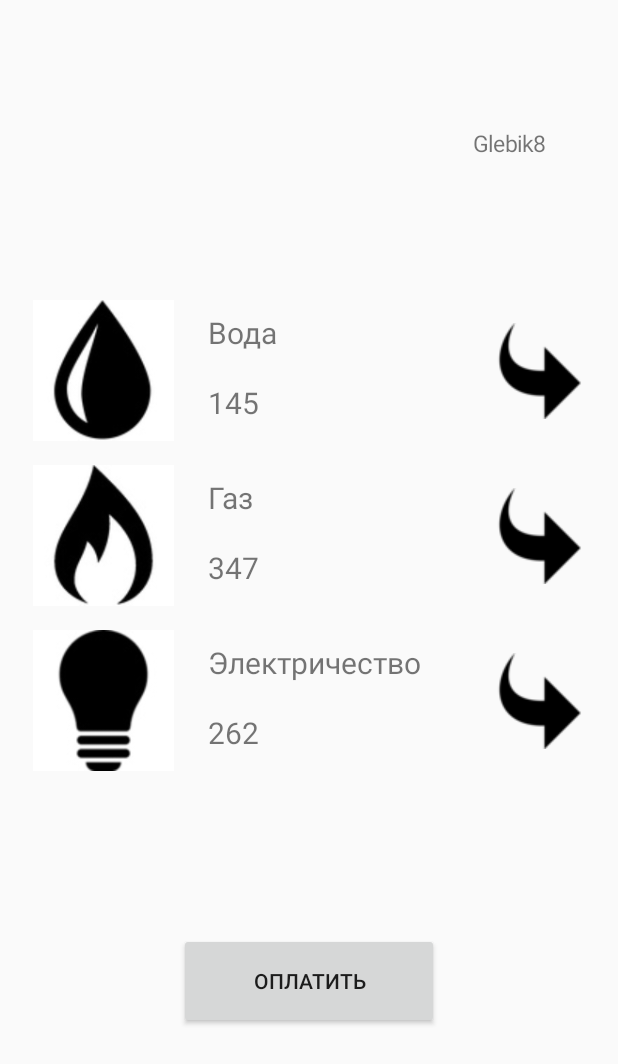
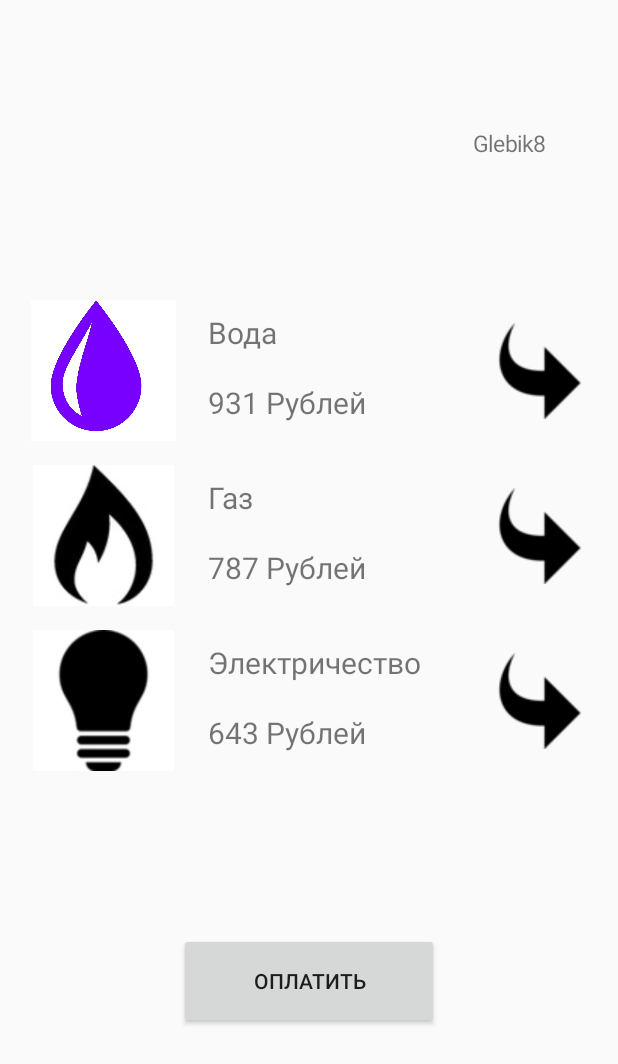
Before and after one commit to GerONSo/SmartHCS, an Android app: the ProfileActivity screen opened directly, with no data from a screen before it, on a phone screen of 412 x 824 dp. Shown: the top 1064 px of the screen. Run offline under Robolectric (Android 15) with nearby library versions, the phone set to English and light mode, and no system bars.

Commit message:
new version 1.5

```diff
--- a/app/src/main/java/com/example/sasha/smarthcs/ProfileActivity.java
+++ b/app/src/main/java/com/example/sasha/smarthcs/ProfileActivity.java
@@ -31,13 +31,14 @@ public class ProfileActivity extends AppCompatActivity {
 //        startActivity(intent);
         int j = MainActivity.index;
         User user = user_base.get(j);
+        Bill last = user.history.get(user.history.size() - 1);
         TextView login = findViewById(R.id.textlogin);
         login.setTextSize(15);
         login.setText(user.login);
         RecyclerView bill_list = findViewById(R.id.biil_list);
-        MainActivity.cards.add(new Card("Вода", 145));
-        MainActivity.cards.add(new Card("Газ", 347));
-        MainActivity.cards.add(new Card("Электричество", 262));
+        MainActivity.cards.add(new Card("Вода", last.sum_w));
+        MainActivity.cards.add(new Card("Газ", last.sum_g));
+        MainActivity.cards.add(new Card("Электричество", last.sum_l));
         bill_list.setLayoutManager(new LinearLayoutManager(getApplicationContext(),LinearLayoutManager.VERTICAL,false));
         RecyclerViewAdapter adapter = new RecyclerViewAdapter(getResources());
         bill_list.setAdapter(adapter);
--- a/app/src/main/java/com/example/sasha/smarthcs/RecyclerViewAdapter.java
+++ b/app/src/main/java/com/example/sasha/smarthcs/RecyclerViewAdapter.java
@@ -29,10 +29,11 @@ public class RecyclerViewAdapter extends RecyclerView.Adapter<RecyclerViewAdapte
         viewHolder.name.setTextSize(20);
         viewHolder.cost.setTextSize(20);
         viewHolder.name.setText(MainActivity.cards.get(i).name);
-        viewHolder.cost.setText(Integer.toString(MainActivity.cards.get(i).cost));
+        viewHolder.cost.setText(Integer.toString(MainActivity.cards.get(i).cost) + " Рублей");
         if (i == 0) viewHolder.icon.setImageBitmap(BitmapFactory.decodeResource(resources, R.drawable.water));
         if (i == 1) viewHolder.icon.setImageBitmap(BitmapFactory.decodeResource(resources, R.drawable.gaz));
         if (i == 2) viewHolder.icon.setImageBitmap(BitmapFactory.decodeResource(resources, R.drawable.light));
+        if (i == 3) viewHolder.icon.setImageBitmap(BitmapFactory.decodeResource(resources, R.drawable.rubles));
     }
 
     @Override
--- a/app/src/main/java/com/example/sasha/smarthcs/User.java
+++ b/app/src/main/java/com/example/sasha/smarthcs/User.java
@@ -6,6 +6,7 @@ public class User {
     public User(String login, String password) {
         this.login = login;
         this.password = password;
+        this.history = new ArrayList<>();
     }
 
     public User() {
--- a/app/src/main/java/com/example/sasha/smarthcs/WaterInfo.java
+++ b/app/src/main/java/com/example/sasha/smarthcs/WaterInfo.java
@@ -9,5 +9,6 @@ public class WaterInfo extends AppCompatActivity {
     protected void onCreate(Bundle savedInstanceState) {
         super.onCreate(savedInstanceState);
         setContentView(R.layout.activity_water_info);
+        int j = MainActivity.index;
     }
 }
```
Also changed, not shown: app/src/main/java/com/example/sasha/smarthcs/Bill.java (+7 -1 lines), app/src/main/java/com/example/sasha/smarthcs/MainActivity.java (+18 -0 lines), app/src/main/res/drawable/water.jpg.
